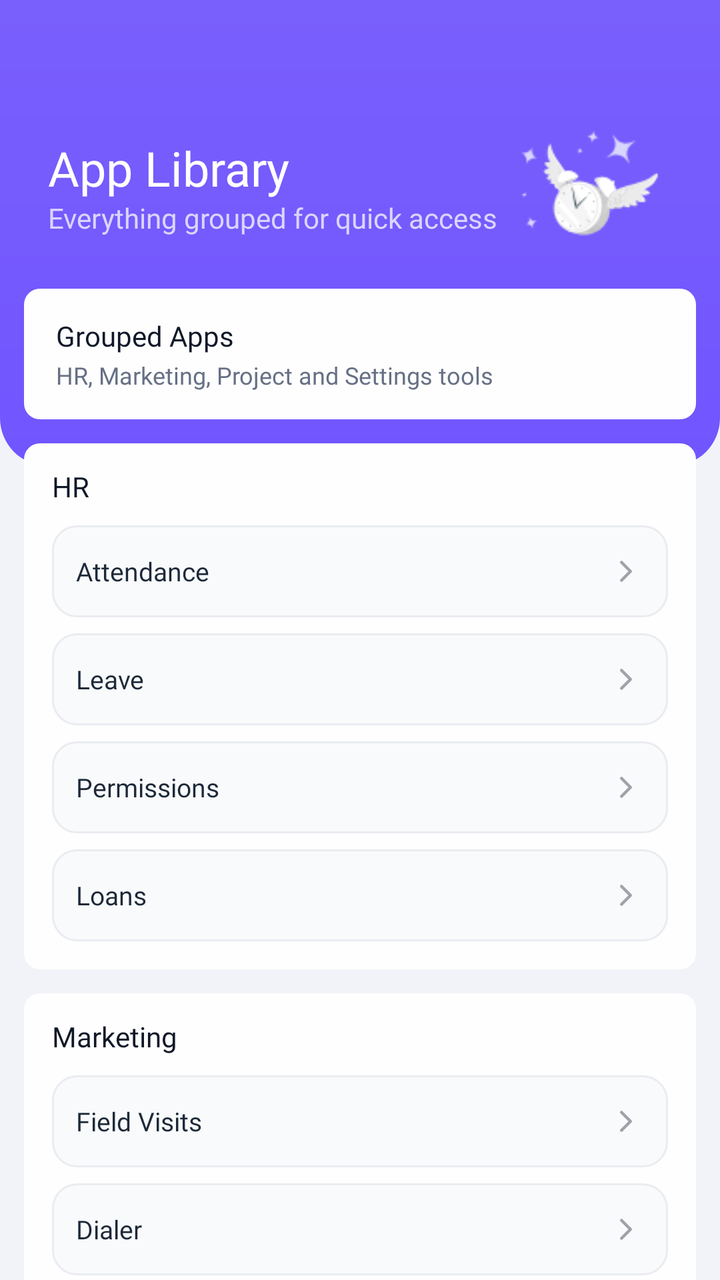
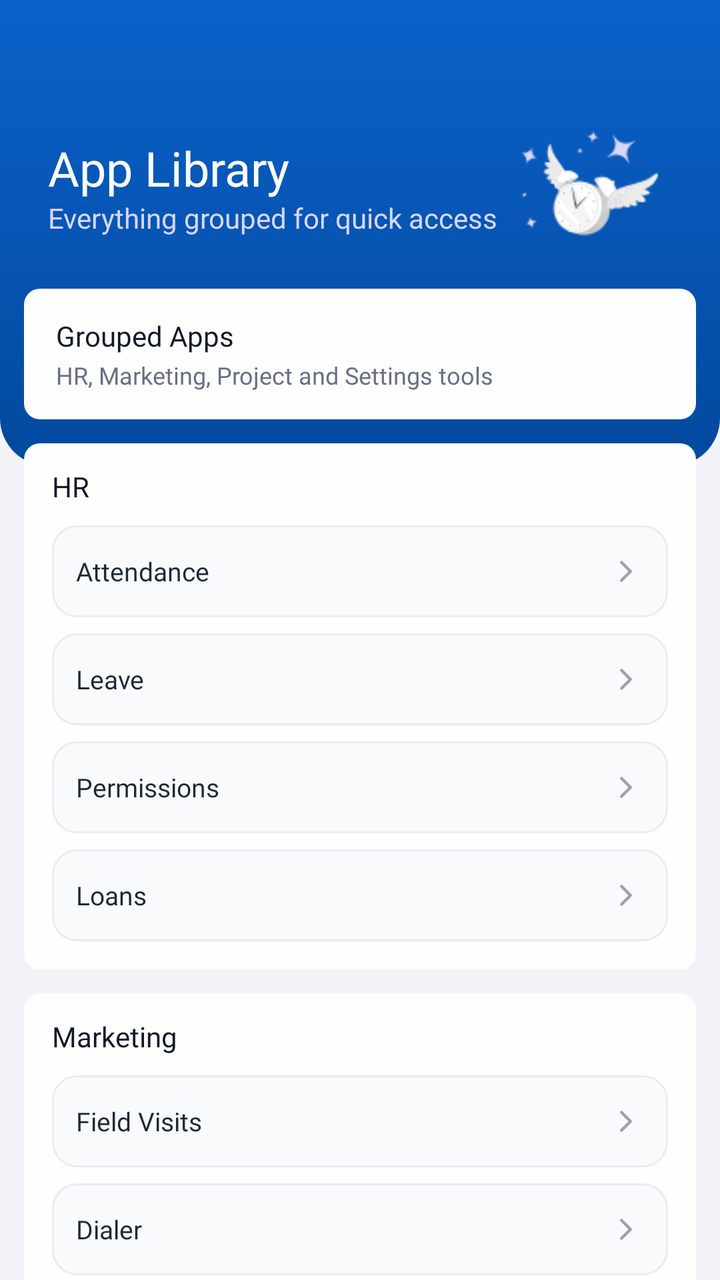

Two renders of the same Android screen: before a commit and after it. Below are the layout's source before the change and the commit's diff.
<!-- AndroidManifest.xml: application theme Theme.Mconnect -->
<!-- res/layout/fragment_app_library.xml -->
<?xml version="1.0" encoding="utf-8"?>
<FrameLayout xmlns:android="http://schemas.android.com/apk/res/android"
    android:layout_width="match_parent"
    android:layout_height="match_parent"
    android:background="#F1F3F8">

    <androidx.core.widget.NestedScrollView
        android:layout_width="match_parent"
        android:layout_height="match_parent"
        android:fillViewport="true"
        android:overScrollMode="never">

        <LinearLayout
            android:layout_width="match_parent"
            android:layout_height="wrap_content"
            android:orientation="vertical"
            android:paddingBottom="14dp">

            <FrameLayout
                android:layout_width="match_parent"
                android:layout_height="233dp"
                android:background="@drawable/bg_attendance_header_gradient">

                <LinearLayout
                    android:layout_width="234dp"
                    android:layout_height="wrap_content"
                    android:layout_gravity="top|start"
                    android:layout_marginStart="24dp"
                    android:layout_marginTop="71dp"
                    android:orientation="vertical">

                    <TextView
                        android:layout_width="wrap_content"
                        android:layout_height="wrap_content"
                        android:fontFamily="@font/inter_semibold"
                        android:includeFontPadding="false"
                        android:text="App Library"
                        android:textColor="#FEFEFE"
                        android:textSize="24sp" />

                    <TextView
                        android:layout_width="wrap_content"
                        android:layout_height="wrap_content"
                        android:layout_marginTop="2dp"
                        android:fontFamily="@font/inter_medium"
                        android:includeFontPadding="false"
                        android:text="Everything grouped for quick access"
                        android:textColor="#D9D6FE"
                        android:textSize="14sp" />
                </LinearLayout>

                <ImageView
                    android:layout_width="79dp"
                    android:layout_height="79dp"
                    android:layout_gravity="top|end"
                    android:layout_marginTop="57dp"
                    android:layout_marginEnd="22dp"
                    android:contentDescription="@null"
                    android:scaleType="fitCenter"
                    android:src="@drawable/group_icon" />
            </FrameLayout>

            <LinearLayout
                android:layout_width="match_parent"
                android:layout_height="wrap_content"
                android:layout_marginTop="-89dp"
                android:orientation="vertical"
                android:paddingHorizontal="12dp">

                <LinearLayout
                    android:layout_width="match_parent"
                    android:layout_height="wrap_content"
                    android:background="@drawable/bg_attendance_card"
                    android:orientation="vertical"
                    android:paddingStart="16dp"
                    android:paddingTop="14dp"
                    android:paddingEnd="16dp"
                    android:paddingBottom="14dp">

                    <TextView
                        android:layout_width="wrap_content"
                        android:layout_height="wrap_content"
                        android:fontFamily="@font/inter_semibold"
                        android:text="Grouped Apps"
                        android:textColor="#101828"
                        android:textSize="14sp" />

                    <TextView
                        android:layout_width="wrap_content"
                        android:layout_height="wrap_content"
                        android:layout_marginTop="2dp"
                        android:fontFamily="@font/inter_regular"
                        android:text="HR, Marketing, Project and Settings tools"
                        android:textColor="#667085"
                        android:textSize="12sp" />
                </LinearLayout>

                <LinearLayout
                    android:layout_width="match_parent"
                    android:layout_height="wrap_content"
                    android:layout_marginTop="12dp"
                    android:background="@drawable/bg_attendance_card"
                    android:orientation="vertical"
                    android:paddingStart="14dp"
                    android:paddingTop="12dp"
                    android:paddingEnd="14dp"
                    android:paddingBottom="14dp">

                    <TextView
                        android:layout_width="wrap_content"
                        android:layout_height="wrap_content"
                        android:fontFamily="@font/inter_semibold"
                        android:text="HR"
                        android:textColor="#101828"
                        android:textSize="14sp" />

                    <LinearLayout
                        android:id="@+id/itemHrAttendance"
                        android:layout_width="match_parent"
                        android:layout_height="46dp"
                        android:layout_marginTop="10dp"
                        android:background="@drawable/bg_attendance_history_inner"
                        android:clickable="true"
                        android:focusable="true"
                        android:gravity="center_vertical"
                        android:orientation="horizontal"
                        android:paddingHorizontal="12dp">

                        <TextView
                            android:layout_width="0dp"
                            android:layout_height="wrap_content"
                            android:layout_weight="1"
                            android:fontFamily="@font/inter_medium"
                            android:text="Attendance"
                            android:textColor="#1D2939"
                            android:textSize="13sp" />

                        <ImageView
                            android:layout_width="18dp"
                            android:layout_height="18dp"
                            android:contentDescription="@null"
                            android:src="@drawable/ic_chevron_right" />
                    </LinearLayout>

                    <LinearLayout
                        android:id="@+id/itemHrLeave"
                        android:layout_width="match_parent"
                        android:layout_height="46dp"
                        android:layout_marginTop="8dp"
                        android:background="@drawable/bg_attendance_history_inner"
                        android:clickable="true"
                        android:focusable="true"
                        android:gravity="center_vertical"
                        android:orientation="horizontal"
                        android:paddingHorizontal="12dp">

                        <TextView
                            android:layout_width="0dp"
                            android:layout_height="wrap_content"
                            android:layout_weight="1"
                            android:fontFamily="@font/inter_medium"
                            android:text="Leave"
                            android:textColor="#1D2939"
                            android:textSize="13sp" />

                        <ImageView
                            android:layout_width="18dp"
                            android:layout_height="18dp"
                            android:contentDescription="@null"
                            android:src="@drawable/ic_chevron_right" />
                    </LinearLayout>

                    <LinearLayout
                        android:id="@+id/itemHrPermissions"
                        android:layout_width="match_parent"
                        android:layout_height="46dp"
                        android:layout_marginTop="8dp"
                        android:background="@drawable/bg_attendance_history_inner"
                        android:clickable="true"
                        android:focusable="true"
                        android:gravity="center_vertical"
                        android:orientation="horizontal"
                        android:paddingHorizontal="12dp">

                        <TextView
                            android:layout_width="0dp"
                            android:layout_height="wrap_content"
                            android:layout_weight="1"
                            android:fontFamily="@font/inter_medium"
                            android:text="Permissions"
                            android:textColor="#1D2939"
                            android:textSize="13sp" />

                        <ImageView
                            android:layout_width="18dp"
                            android:layout_height="18dp"
                            android:contentDescription="@null"
                            android:src="@drawable/ic_chevron_right" />
                    </LinearLayout>

                    <LinearLayout
                        android:id="@+id/itemHrLoans"
                        android:layout_width="match_parent"
                        android:layout_height="46dp"
                        android:layout_marginTop="8dp"
                        android:background="@drawable/bg_attendance_history_inner"
                        android:clickable="true"
                        android:focusable="true"
                        android:gravity="center_vertical"
                        android:orientation="horizontal"
                        android:paddingHorizontal="12dp">

                        <TextView
                            android:layout_width="0dp"
                            android:layout_height="wrap_content"
                            android:layout_weight="1"
                            android:fontFamily="@font/inter_medium"
                            android:text="Loans"
                            android:textColor="#1D2939"
                            android:textSize="13sp" />

                        <ImageView
                            android:layout_width="18dp"
                            android:layout_height="18dp"
                            android:contentDescription="@null"
                            android:src="@drawable/ic_chevron_right" />
                    </LinearLayout>
                </LinearLayout>

                <LinearLayout
                    android:layout_width="match_parent"
                    android:layout_height="wrap_content"
                    android:layout_marginTop="12dp"
                    android:background="@drawable/bg_attendance_card"
                    android:orientation="vertical"
                    android:paddingStart="14dp"
                    android:paddingTop="12dp"
                    android:paddingEnd="14dp"
                    android:paddingBottom="14dp">

                    <TextView
                        android:layout_width="wrap_content"
                        android:layout_height="wrap_content"
                        android:fontFamily="@font/inter_semibold"
                        android:text="Marketing"
                        android:textColor="#101828"
                        android:textSize="14sp" />

                    <LinearLayout
                        android:id="@+id/itemMarketingSiteVisits"
                        android:layout_width="match_parent"
                        android:layout_height="46dp"
                        android:layout_marginTop="10dp"
                        android:background="@drawable/bg_attendance_history_inner"
                        android:clickable="true"
                        android:focusable="true"
                        android:gravity="center_vertical"
                        android:orientation="horizontal"
                        android:paddingHorizontal="12dp">

                        <TextView
                            android:layout_width="0dp"
                            android:layout_height="wrap_content"
                            android:layout_weight="1"
                            android:fontFamily="@font/inter_medium"
                            android:text="Field Visits"
                            android:textColor="#1D2939"
                            android:textSize="13sp" />

                        <ImageView
                            android:layout_width="18dp"
                            android:layout_height="18dp"
                            android:contentDescription="@null"
                            android:src="@drawable/ic_chevron_right" />
                    </LinearLayout>

                    <LinearLayout
                        android:id="@+id/itemMarketingDialer"
                        android:layout_width="match_parent"
                        android:layout_height="46dp"
                        android:layout_marginTop="8dp"
                        android:background="@drawable/bg_attendance_history_inner"
                        android:clickable="true"
                        android:focusable="true"
                        android:gravity="center_vertical"
                        android:orientation="horizontal"
                        android:paddingHorizontal="12dp">

                        <TextView
                            android:layout_width="0dp"
                            android:layout_height="wrap_content"
                            android:layout_weight="1"
                            android:fontFamily="@font/inter_medium"
                            android:text="Dialer"
                            android:textColor="#1D2939"
                            android:textSize="13sp" />

                        <ImageView
                            android:layout_width="18dp"
                            android:layout_height="18dp"
                            android:contentDescription="@null"
                            android:src="@drawable/ic_chevron_right" />
                    </LinearLayout>

                    <LinearLayout
                        android:id="@+id/itemMarketingMyLeads"
                        android:layout_width="match_parent"
                        android:layout_height="46dp"
                        android:layout_marginTop="8dp"
                        android:background="@drawable/bg_attendance_history_inner"
                        android:clickable="true"
                        android:focusable="true"
                        android:gravity="center_vertical"
                        android:orientation="horizontal"
                        android:paddingHorizontal="12dp">

                        <TextView
                            android:layout_width="0dp"
                            android:layout_height="wrap_content"
                            android:layout_weight="1"
                            android:fontFamily="@font/inter_medium"
                            android:text="My Leads"
                            android:textColor="#1D2939"
                            android:textSize="13sp" />

                        <ImageView
                            android:layout_width="18dp"
                            android:layout_height="18dp"
                            android:contentDescription="@null"
                            android:src="@drawable/ic_chevron_right" />
                    </LinearLayout>

                    <LinearLayout
                        android:id="@+id/itemMarketingInventory"
                        android:layout_width="match_parent"
                        android:layout_height="46dp"
                        android:layout_marginTop="8dp"
                        android:background="@drawable/bg_attendance_history_inner"
                        android:clickable="true"
                        android:focusable="true"
                        android:gravity="center_vertical"
                        android:orientation="horizontal"
                        android:paddingHorizontal="12dp">

                        <TextView
                            android:layout_width="0dp"
                            android:layout_height="wrap_content"
                            android:layout_weight="1"
                            android:fontFamily="@font/inter_medium"
                            android:text="Inventory (Plots / Villas / Flats)"
                            android:textColor="#1D2939"
                            android:textSize="13sp" />

                        <ImageView
                            android:layout_width="18dp"
                            android:layout_height="18dp"
                            android:contentDescription="@null"
                            android:src="@drawable/ic_chevron_right" />
                    </LinearLayout>

                    <LinearLayout
                        android:id="@+id/itemMarketingNewBooking"
                        android:layout_width="match_parent"
                        android:layout_height="46dp"
                        android:layout_marginTop="8dp"
                        android:background="@drawable/bg_attendance_history_inner"
                        android:clickable="true"
                        android:focusable="true"
                        android:gravity="center_vertical"
                        android:orientation="horizontal"
                        android:paddingHorizontal="12dp">

                        <TextView
                            android:layout_width="0dp"
                            android:layout_height="wrap_content"
                            android:layout_weight="1"
                            android:fontFamily="@font/inter_medium"
                            android:text="New Booking"
                            android:textColor="#1D2939"
                            android:textSize="13sp" />

                        <ImageView
                            android:layout_width="18dp"
                            android:layout_height="18dp"
                            android:contentDescription="@null"
                            android:src="@drawable/ic_chevron_right" />
                    </LinearLayout>
                </LinearLayout>

                <LinearLayout
                    android:layout_width="match_parent"
                    android:layout_height="wrap_content"
                    android:layout_marginTop="12dp"
                    android:background="@drawable/bg_attendance_card"
                    android:orientation="vertical"
                    android:paddingStart="14dp"
                    android:paddingTop="12dp"
                    android:paddingEnd="14dp"
                    android:paddingBottom="14dp">

                    <TextView
                        android:layout_width="wrap_content"
                        android:layout_height="wrap_content"
                        android:fontFamily="@font/inter_semibold"
                        android:text="Project Mgmt"
                        android:textColor="#101828"
                        android:textSize="14sp" />

                    <LinearLayout
                        android:id="@+id/itemProjectTasks"
                        android:layout_width="match_parent"
                        android:layout_height="46dp"
                        android:layout_marginTop="10dp"
                        android:background="@drawable/bg_attendance_history_inner"
                        android:clickable="true"
                        android:focusable="true"
                        android:gravity="center_vertical"
                        android:orientation="horizontal"
                        android:paddingHorizontal="12dp">

                        <TextView
                            android:layout_width="0dp"
                            android:layout_height="wrap_content"
                            android:layout_weight="1"
                            android:fontFamily="@font/inter_medium"
                            android:text="Tasks"
                            android:textColor="#1D2939"
                            android:textSize="13sp" />

                        <ImageView
                            android:layout_width="18dp"
                            android:layout_height="18dp"
                            android:contentDescription="@null"
                            android:src="@drawable/ic_chevron_right" />
                    </LinearLayout>
                </LinearLayout>

                <LinearLayout
                    android:layout_width="match_parent"
                    android:layout_height="wrap_content"
                    android:layout_marginTop="12dp"
                    android:background="@drawable/bg_attendance_card"
                    android:orientation="vertical"
                    android:paddingStart="14dp"
                    android:paddingTop="12dp"
                    android:paddingEnd="14dp"
                    android:paddingBottom="14dp">

                    <TextView
                        android:layout_width="wrap_content"
                        android:layout_height="wrap_content"
                        android:fontFamily="@font/inter_semibold"
                        android:text="Settings"
                        android:textColor="#101828"
                        android:textSize="14sp" />

                    <LinearLayout
                        android:id="@+id/itemSettings"
                        android:layout_width="match_parent"
                        android:layout_height="46dp"
                        android:layout_marginTop="10dp"
                        android:background="@drawable/bg_attendance_history_inner"
                        android:clickable="true"
                        android:focusable="true"
                        android:gravity="center_vertical"
                        android:orientation="horizontal"
                        android:paddingHorizontal="12dp">

                        <TextView
                            android:layout_width="0dp"
                            android:layout_height="wrap_content"
                            android:layout_weight="1"
                            android:fontFamily="@font/inter_medium"
                            android:text="Settings"
                            android:textColor="#1D2939"
                            android:textSize="13sp" />

                        <ImageView
                            android:layout_width="18dp"
                            android:layout_height="18dp"
                            android:contentDescription="@null"
                            android:src="@drawable/ic_chevron_right" />
                    </LinearLayout>
                </LinearLayout>
            </LinearLayout>
        </LinearLayout>
    </androidx.core.widget.NestedScrollView>
</FrameLayout>
<!-- resources referenced by this layout -->
<resources>
  <!-- drawable bg_attendance_header_gradient (drawable) -->
  <?xml version="1.0" encoding="utf-8"?>
  <shape xmlns:android="http://schemas.android.com/apk/res/android" android:shape="rectangle">
      <gradient
          android:angle="270"
          android:startColor="#795FFC"
          android:endColor="#7155FF"
          android:type="linear" />
      <corners
          android:bottomLeftRadius="24dp"
          android:bottomRightRadius="24dp" />
  </shape>
  <style name="Theme.Mconnect" parent="Theme.MaterialComponents.Light.NoActionBar">
          
          <item name="colorPrimary">@color/lt_accent_primary</item>
          <item name="colorPrimaryVariant">@color/lt_accent_secondary</item>
          <item name="colorOnPrimary">@color/lt_foreground_inverse</item>
          <item name="colorSecondary">@color/lt_accent_secondary</item>
          <item name="colorOnSecondary">@color/lt_foreground_inverse</item>
          <item name="android:colorBackground">@color/lt_surface_primary</item>
          <item name="colorSurface">@color/lt_surface_secondary</item>
          <item name="colorOnSurface">@color/lt_foreground_primary</item>
  
          
          <item name="android:statusBarColor">@color/lt_surface_primary</item>
          <item name="android:navigationBarColor">@color/lt_surface_primary</item>
          <item name="android:windowLightStatusBar">true</item>
  
          
          <item name="colorAccentPrimary">@color/lt_accent_primary</item>
          <item name="colorAccentPrimaryHover">@color/lt_accent_primary_hover</item>
          <item name="colorAccentSecondary">@color/lt_accent_secondary</item>
          <item name="colorSurfacePrimary">@color/lt_surface_primary</item>
          <item name="colorSurfaceSecondary">@color/lt_surface_secondary</item>
          <item name="colorSurfaceTertiary">@color/lt_surface_tertiary</item>
          <item name="colorSurfaceInverse">@color/lt_surface_inverse</item>
          <item name="colorForegroundPrimary">@color/lt_foreground_primary</item>
          <item name="colorForegroundSecondary">@color/lt_foreground_secondary</item>
          <item name="colorForegroundMuted">@color/lt_foreground_muted</item>
          <item name="colorForegroundInverse">@color/lt_foreground_inverse</item>
          <item name="colorBorder">@color/lt_border</item>
          <item name="colorBorderLight">@color/lt_border_light</item>
          <item name="colorError">@color/lt_error</item>
          <item name="colorSuccess">@color/lt_success</item>
          <item name="colorWarning">@color/lt_warning</item>
          <item name="colorInfo">@color/lt_info</item>
          <item name="colorAccentLight">@color/lt_accent_light</item>
          <item name="colorSuccessLight">@color/lt_success_light</item>
          <item name="colorWarningLight">@color/lt_warning_light</item>
          <item name="colorErrorLight">@color/lt_error_light</item>
          <item name="colorInfoLight">@color/lt_info_light</item>
      </style>
  <color name="lt_accent_primary">#FF7C3AED</color>
  <color name="lt_accent_secondary">#FFA855F7</color>
  <color name="lt_surface_primary">#FFFFFFFF</color>
  <color name="lt_surface_secondary">#FFF4F4F5</color>
  <color name="lt_surface_tertiary">#FFE4E4E7</color>
  <color name="lt_surface_inverse">#FF18181B</color>
  <color name="lt_foreground_muted">#FFA1A1AA</color>
  <color name="lt_border">#FFE4E4E7</color>
  <color name="lt_border_light">#FFF4F4F5</color>
  <color name="lt_error">#FFDC2626</color>
  <color name="lt_success">#FF16A34A</color>
  <color name="lt_warning">#FFD97706</color>
  <color name="lt_info">#FF2563EB</color>
  <color name="lt_accent_light">#FFEDE9FE</color>
  <color name="lt_success_light">#FFDCFCE7</color>
  <color name="lt_warning_light">#FFFEF3C7</color>
  <color name="lt_error_light">#FFFEE2E2</color>
  <color name="lt_info_light">#FFDBEAFE</color>
  <!-- unchanged entries left out for length: 8 -->
</resources>

<!-- the commit's change to res/layout/fragment_app_library.xml (unified diff, before → after) -->
@@ -303,6 +303,34 @@
                     </LinearLayout>
 
                     <LinearLayout
+                        android:id="@+id/itemMarketingCpVisits"
+                        android:layout_width="match_parent"
+                        android:layout_height="46dp"
+                        android:layout_marginTop="8dp"
+                        android:background="@drawable/bg_attendance_history_inner"
+                        android:clickable="true"
+                        android:focusable="true"
+                        android:gravity="center_vertical"
+                        android:orientation="horizontal"
+                        android:paddingHorizontal="12dp">
+
+                        <TextView
+                            android:layout_width="0dp"
+                            android:layout_height="wrap_content"
+                            android:layout_weight="1"
+                            android:fontFamily="@font/inter_medium"
+                            android:text="CP Visits"
+                            android:textColor="#1D2939"
+                            android:textSize="13sp" />
+
+                        <ImageView
+                            android:layout_width="18dp"
+                            android:layout_height="18dp"
+                            android:contentDescription="@null"
+                            android:src="@drawable/ic_chevron_right" />
+                    </LinearLayout>
+
+                    <LinearLayout
                         android:id="@+id/itemMarketingMyLeads"
                         android:layout_width="match_parent"
                         android:layout_height="46dp"
<!-- resource entries referenced after the edit -->
@@ -5,8 +5,8 @@
   <shape xmlns:android="http://schemas.android.com/apk/res/android" android:shape="rectangle">
       <gradient
           android:angle="270"
-          android:startColor="#795FFC"
-          android:endColor="#7155FF"
+          android:startColor="#0B61CA"
+          android:endColor="#02499D"
           android:type="linear" />
       <corners
           android:bottomLeftRadius="24dp"
@@ -24,9 +24,11 @@
           <item name="colorOnSurface">@color/lt_foreground_primary</item>
   
           
-          <item name="android:statusBarColor">@color/lt_surface_primary</item>
-          <item name="android:navigationBarColor">@color/lt_surface_primary</item>
+          <item name="android:statusBarColor">@android:color/transparent</item>
+          <item name="android:navigationBarColor">@android:color/transparent</item>
+          <item name="android:windowBackground">#F1F3F8</item>
           <item name="android:windowLightStatusBar">true</item>
+          <item name="android:windowLightNavigationBar" tools:targetApi="o_mr1">true</item>
   
           
           <item name="colorAccentPrimary">@color/lt_accent_primary</item>
